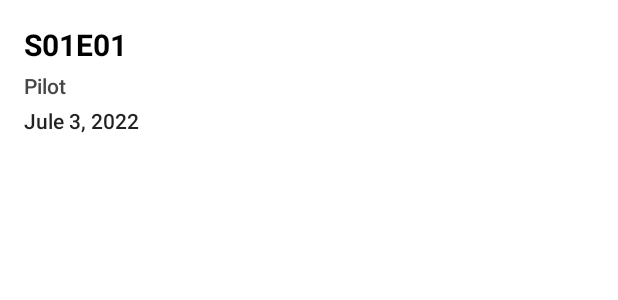
After one commit to merkushev-e/RickAndMorty, an Android app: the layout episoder_item_rv.xml on its own in the app's theme, with its tools: preview values and no code run, on a phone screen of 412 x 824 dp. The commit adds this screen. Shown: the top 300 px of the screen. Run offline under Robolectric (Android 15) with nearby library versions, the phone set to English and light mode, and no system bars.

Commit message:
added characters details recyler view with episodes

```diff
--- a/app/src/main/java/com/testtask/rickandmorty/data/DataSource.kt
+++ b/app/src/main/java/com/testtask/rickandmorty/data/DataSource.kt
@@ -1,9 +1,10 @@
 package com.testtask.rickandmorty.data
 
 import com.testtask.rickandmorty.data.retrofit.model.CharacterDataDTO
-import com.testtask.rickandmorty.data.retrofit.model.CharactersResponseDTO
+import com.testtask.rickandmorty.data.retrofit.model.EpisodeDTO
 
 interface DataSource<T> {
     suspend fun getData(page: Int): T
     suspend fun getCharacterDetails(id: Int): CharacterDataDTO
+    suspend fun getEpisodeById(id: Int): EpisodeDTO
 }
--- a/app/src/main/java/com/testtask/rickandmorty/data/retrofit/RMApi.kt
+++ b/app/src/main/java/com/testtask/rickandmorty/data/retrofit/RMApi.kt
@@ -2,6 +2,7 @@ package com.testtask.rickandmorty.data.retrofit
 
 import com.testtask.rickandmorty.data.retrofit.model.CharacterDataDTO
 import com.testtask.rickandmorty.data.retrofit.model.CharactersResponseDTO
+import com.testtask.rickandmorty.data.retrofit.model.EpisodeDTO
 import kotlinx.coroutines.Deferred
 import retrofit2.Response
 import retrofit2.http.GET
@@ -17,5 +18,6 @@ interface RMApi {
     @GET("character/{id}")
     suspend fun getCharacter(@Path("id") id: Int): CharacterDataDTO
 
-
+    @GET("episode/{id}")
+    suspend fun getEpisodeById(@Path("id") episodeId: Int): EpisodeDTO
 }
--- a/app/src/main/java/com/testtask/rickandmorty/domain/AppState.kt
+++ b/app/src/main/java/com/testtask/rickandmorty/domain/AppState.kt
@@ -2,11 +2,12 @@ package com.testtask.rickandmorty.domain
 
 import androidx.paging.PagingData
 import com.testtask.rickandmorty.domain.model.CharactersData
+import com.testtask.rickandmorty.domain.model.EpisodeData
 
 
 sealed class AppState{
     data class Success(val data: PagingData<CharactersData>?) : AppState()
-    data class SuccessDetails(val data: CharactersData) : AppState()
+    data class SuccessDetails(val data: MutableList<EpisodeData>) : AppState()
     data class Error(val error: Throwable) : AppState()
     data class Loading(val progress: Int?) : AppState()
 }
--- a/app/src/main/java/com/testtask/rickandmorty/domain/Repository.kt
+++ b/app/src/main/java/com/testtask/rickandmorty/domain/Repository.kt
@@ -1,12 +1,14 @@
 package com.testtask.rickandmorty.domain
 
 import com.testtask.rickandmorty.domain.model.CharactersData
+import com.testtask.rickandmorty.domain.model.EpisodeData
 
 
 interface Repository<T> {
      fun getData() : T
      fun saveData(appState: AppState)
      suspend fun getCharacterDetails(id: Int): CharactersData
+     suspend fun getEpisodeById(id: Int): EpisodeData
 
 
 
--- /dev/null
+++ b/app/src/main/res/layout/episoder_item_rv.xml
@@ -0,0 +1,43 @@
+<?xml version="1.0" encoding="utf-8"?>
+<androidx.constraintlayout.widget.ConstraintLayout xmlns:android="http://schemas.android.com/apk/res/android"
+    android:layout_width="match_parent"
+    android:layout_height="wrap_content"
+    android:id="@+id/episodesItem"
+    xmlns:app="http://schemas.android.com/apk/res-auto"
+    xmlns:tools="http://schemas.android.com/tools"
+    android:padding="16dp">
+
+    <TextView
+        android:id="@+id/episodeName"
+        android:layout_width="wrap_content"
+        android:layout_height="wrap_content"
+        android:paddingBottom="4dp"
+        android:textColor="@color/black"
+        android:textSize="20sp"
+        android:textStyle="bold"
+        app:layout_constraintStart_toStartOf="parent"
+        app:layout_constraintTop_toTopOf="parent"
+        tools:text="S01E01" />
+
+    <TextView
+        android:id="@+id/episodesPilot"
+        android:layout_width="wrap_content"
+        android:layout_height="wrap_content"
+        android:textAppearance="@style/TextAppearance.AppCompat.Body2"
+        android:textColor="@color/color_gray"
+        app:layout_constraintStart_toStartOf="@+id/episodeName"
+        app:layout_constraintTop_toBottomOf="@+id/episodeName"
+        tools:text="Pilot" />
+
+    <TextView
+        android:id="@+id/episodeDate"
+        android:layout_width="wrap_content"
+        android:layout_height="wrap_content"
+        android:layout_marginTop="4dp"
+        android:text="@{episode.air_date}"
+        android:textAppearance="@style/TextAppearance.AppCompat.Body2"
+        app:layout_constraintStart_toStartOf="@+id/episodesPilot"
+        app:layout_constraintTop_toBottomOf="@+id/episodesPilot"
+        tools:text="Jule 3, 2022" />
+
+</androidx.constraintlayout.widget.ConstraintLayout>
--- a/app/src/main/res/layout/fragment_characters.xml
+++ b/app/src/main/res/layout/fragment_characters.xml
@@ -39,8 +39,7 @@
         android:layout_height="wrap_content"
         app:layout_constraintTop_toBottomOf="@id/swipeRefreshLayout"
         app:layout_constraintEnd_toEndOf="parent"
-        app:layout_constraintStart_toStartOf="parent"
-        app:layout_constraintTop_toTopOf="parent" />
+        app:layout_constraintStart_toStartOf="parent" />
 
 
 </androidx.constraintlayout.widget.ConstraintLayout>
```
Also changed, not shown: app/src/main/java/com/testtask/rickandmorty/data/repositories/RepositoryImpl.kt (+7 -0 lines), app/src/main/java/com/testtask/rickandmorty/data/retrofit/RemoteDataSource.kt (+6 -1 lines), app/src/main/java/com/testtask/rickandmorty/data/retrofit/model/EpisodeDTO.kt (added, +11 -0 lines), app/src/main/java/com/testtask/rickandmorty/domain/model/CharactersData.kt (+14 -14 lines), app/src/main/java/com/testtask/rickandmorty/domain/model/EpisodeData.kt (added, +10 -0 lines), app/src/main/java/com/testtask/rickandmorty/presentation/character/CharacterDetailsFragment.kt (+61 -15 lines), app/src/main/java/com/testtask/rickandmorty/presentation/character/CharactersFragment.kt (+9 -4 lines), app/src/main/java/com/testtask/rickandmorty/presentation/character/adapter/CharactersDetailsAdapter.kt (added, +50 -0 lines), app/src/main/java/com/testtask/rickandmorty/presentation/character/viewModel/CharacterDetailsViewModel.kt (+16 -3 lines), app/src/main/java/com/testtask/rickandmorty/utils/Mappers.kt (+11 -1 lines), app/src/main/res/layout/fragment_character_details.xml (+12 -2 lines).
